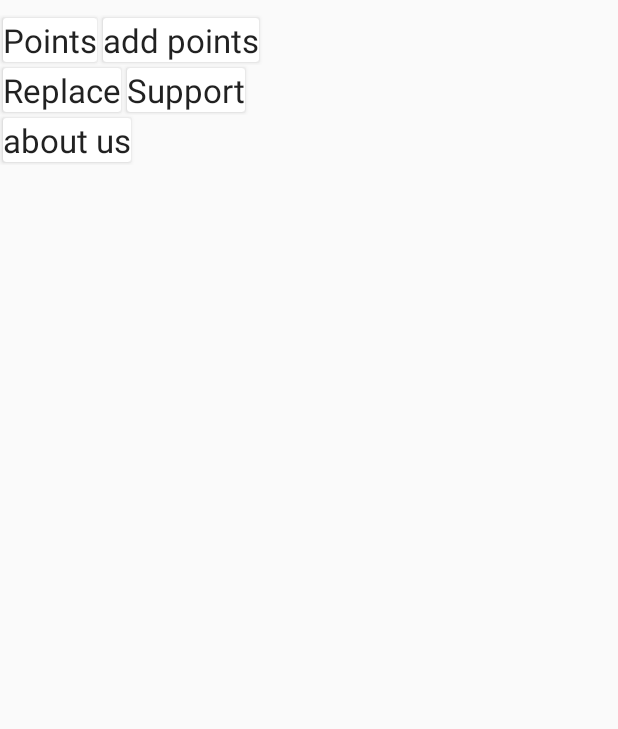
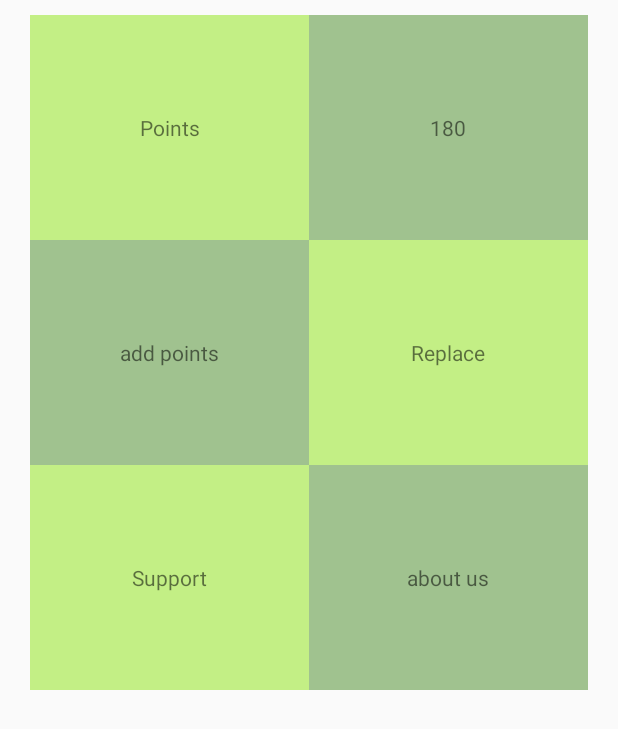
Before and after one commit to Ruqyai/GreenParadise, an Android app: the layout activity_main.xml on its own in the app's theme, with its tools: preview values and no code run, on a phone screen of 412 x 824 dp. Shown: the top 729 px of the screen. Run offline under Robolectric (Android 15) with nearby library versions, the phone set to English and light mode, and no system bars.

Commit message:
re-change main activty

```diff
--- a/app/src/main/AndroidManifest.xml
+++ b/app/src/main/AndroidManifest.xml
@@ -6,6 +6,10 @@
     <uses-permission android:name="android.permission.GET_ACCOUNTS" />
     <uses-permission android:name="android.permission.READ_PROFILE" />
     <uses-permission android:name="android.permission.READ_CONTACTS" />
+
+    <uses-permission android:name="android.permission.CAMERA" />
+    <uses-feature android:name="android.hardware.camera" />
+    <uses-feature android:name="android.hardware.camera.autofocus" />
 
     <!--
          The ACCESS_COARSE/FINE_LOCATION permissions are not required to use
@@ -24,6 +28,15 @@
         <activity
             android:name=".LoginActivity"
             android:label="@string/app_name">
+
+                       <intent-filter>
+                            <action android:name="android.intent.action.MAIN" />
+
+                            <category android:name="android.intent.category.LAUNCHER" />
+                        </intent-filter>
+
+                    </activity>
+                    <activity android:name=".MainActivity" >
         <!--
                        <intent-filter>
                            <action android:name="android.intent.action.MAIN" />
@@ -31,15 +44,6 @@
                            <category android:name="android.intent.category.LAUNCHER" />
                        </intent-filter>
         -->
-                    </activity>
-                    <activity android:name=".MainActivity" >
-
-               <intent-filter>
-                   <action android:name="android.intent.action.MAIN" />
-
-                   <category android:name="android.intent.category.LAUNCHER" />
-               </intent-filter>
-
         </activity>
            <activity
                android:name=".PartnerActivity"
@@ -65,7 +69,9 @@
         <activity
             android:name=".MapsActivity"
             android:label="@string/title_activity_maps" />
-        <activity android:name=".AddPointsActivity"></activity>
+        <activity android:name=".AddPointsActivity">
+
+        </activity>
     </application>
 
 </manifest>
--- a/app/src/main/java/com/green/www/greenparadise/MapsActivity.java
+++ b/app/src/main/java/com/green/www/greenparadise/MapsActivity.java
@@ -7,8 +7,12 @@ import com.google.android.gms.maps.CameraUpdateFactory;
 import com.google.android.gms.maps.GoogleMap;
 import com.google.android.gms.maps.OnMapReadyCallback;
 import com.google.android.gms.maps.SupportMapFragment;
+import com.google.android.gms.maps.model.BitmapDescriptorFactory;
 import com.google.android.gms.maps.model.LatLng;
+import com.google.android.gms.maps.model.Marker;
 import com.google.android.gms.maps.model.MarkerOptions;
+
+import java.util.ArrayList;
 
 public class MapsActivity extends FragmentActivity implements OnMapReadyCallback {
 
@@ -43,4 +47,27 @@ public class MapsActivity extends FragmentActivity implements OnMapReadyCallback
         mMap.addMarker(new MarkerOptions().position(sydney).title("Marker in Sydney"));
         mMap.moveCamera(CameraUpdateFactory.newLatLng(sydney));
     }
+
+
+/*
+    ArrayList<MarkerData> markersArray = new ArrayList<MarkerData>();
+
+for(int i = 0 ; i < markersArray.size() ; i++) {
+
+        createMarker(markersArray.get(i).getLatitude(), markersArray.get(i).getLongitude(), markersArray.get(i).getTitle(), markersArray.get(i).getSnippet(), markersArray.get(i).getIconResID());
+    }
+
+
+    protected Marker createMarker(double latitude, double longitude, String title, String snippet, int iconResID) {
+
+        return googleMap.addMarker(new MarkerOptions()
+                .position(new LatLng(latitude, longitude))
+                .anchor(0.5f, 0.5f)
+                .title(title)
+                .snippet(snippet)
+
+                .icon(BitmapDescriptorFactory.fromResource(iconResID)));
+    }
+*/
+
 }
--- a/app/src/main/res/layout/activity_main.xml
+++ b/app/src/main/res/layout/activity_main.xml
@@ -4,119 +4,71 @@
     xmlns:tools="http://schemas.android.com/tools"
     android:layout_width="match_parent"
     android:layout_height="match_parent"
+    android:layout_margin="10dp"
     tools:context="com.green.www.greenparadise.MainActivity">
-
-    <LinearLayout
-        android:layout_width="match_parent"
-        android:layout_height="match_parent"
-        android:orientation="vertical"
-        android:weightSum="2"
-        android:layout_marginTop="10dp">
-
-        <LinearLayout
+    <GridLayout
         android:layout_width="match_parent"
         android:layout_height="wrap_content"
-            android:orientation="horizontal"
-            android:layout_gravity="center"
-            android:weightSum="2">
-
-            <android.support.v7.widget.CardView
-                android:layout_width="wrap_content"
-                android:layout_height="wrap_content"
-                android:padding="5dp"
-                android:layout_margin="2dp"
-                android:background="@color/colorAccent">
+        android:layout_margin="10dp"
+        android:columnCount="2"
+        >
 
         <TextView
-                    android:layout_width="wrap_content"
-                    android:layout_height="wrap_content"
-                    android:textAppearance="?android:attr/textAppearanceLarge"
+
+            android:layout_width="0dp"
+            android:layout_height="150dp"
+            android:layout_columnWeight="1"
+            android:gravity="center"
+            android:layout_gravity="fill_horizontal"
+            android:background="@color/colorAccent"
             android:text="@string/points"
-                    android:id="@+id/points"/>
-
-            </android.support.v7.widget.CardView>
-            <android.support.v7.widget.CardView
-                android:layout_width="wrap_content"
-                android:layout_height="wrap_content"
-                android:background="@color/colorAccent"
-                android:layout_margin="2dp"
-                android:padding="5dp">
+            />
 
         <TextView
-                    android:layout_width="wrap_content"
-                    android:layout_height="wrap_content"
-                    android:textAppearance="?android:attr/textAppearanceLarge"
-                    android:text="@string/add_points"
-                    android:id="@+id/add_points"/>
-
-            </android.support.v7.widget.CardView>
-        </LinearLayout>
-
-        <LinearLayout
-            android:layout_width="match_parent"
-            android:layout_height="wrap_content"
-            android:orientation="horizontal"
-            android:layout_gravity="center"
-            android:weightSum="2">
-
-            <android.support.v7.widget.CardView
-                android:layout_width="wrap_content"
-                android:layout_height="wrap_content"
-                android:background="@color/colorAccent"
-                android:layout_margin="2dp"
-                android:padding="5dp">
+            android:layout_width="0dp"
+            android:layout_height="150dp"
+            android:layout_columnWeight="1"
+            android:gravity="center"
+            android:layout_gravity="fill_horizontal"
+            android:background="@color/colorBackground"
+            android:text="180" />
 
         <TextView
-                    android:layout_width="wrap_content"
-                    android:layout_height="wrap_content"
-                    android:textAppearance="?android:attr/textAppearanceLarge"
-                    android:text="@string/replace"
-                    android:id="@+id/replace"/>
-
-            </android.support.v7.widget.CardView>
-
-            <android.support.v7.widget.CardView
-                android:layout_width="wrap_content"
-                android:layout_height="wrap_content"
-                android:background="@color/colorAccent"
-                android:layout_margin="2dp"
-                android:padding="5dp">
+            android:layout_width="0dp"
+            android:layout_height="150dp"
+            android:layout_columnWeight="1"
+            android:gravity="center"
+            android:layout_gravity="fill_horizontal"
+            android:background="@color/colorBackground"
+            android:text="@string/add_points" />
 
         <TextView
-                    android:layout_width="wrap_content"
-                    android:layout_height="wrap_content"
-                    android:textAppearance="?android:attr/textAppearanceLarge"
-                    android:text="@string/support"
-                    android:id="@+id/support"/>
+            android:layout_width="0dp"
+            android:layout_height="150dp"
+            android:layout_columnWeight="1"
+            android:gravity="center"
+            android:layout_gravity="fill_horizontal"
+            android:background="@color/colorAccent"
+            android:text="@string/replace" />
+        <TextView
+            android:layout_width="0dp"
+            android:layout_height="150dp"
+            android:layout_columnWeight="1"
+            android:gravity="center"
+            android:layout_gravity="fill_horizontal"
+            android:background="@color/colorAccent"
+            android:text="@string/support" />
 
-            </android.support.v7.widget.CardView>
-        </LinearLayout>
+        <TextView
+            android:layout_width="0dp"
+            android:layout_height="150dp"
+            android:layout_columnWeight="1"
+            android:gravity="center"
+            android:layout_gravity="fill_horizontal"
+            android:background="@color/colorBackground"
+            android:text="@string/about_us" />
 
-        <LinearLayout
-            android:layout_width="match_parent"
-            android:layout_height="wrap_content"
-            android:orientation="horizontal"
-            android:layout_gravity="center"
-            android:weightSum="2">
+    </GridLayout>
 
 
-
-            <android.support.v7.widget.CardView
-                android:layout_width="wrap_content"
-                android:layout_height="wrap_content"
-                android:background="@color/colorAccent"
-                android:layout_margin="2dp"
-                android:padding="5dp">
-
-                <TextView
-                    android:layout_width="wrap_content"
-                    android:layout_height="wrap_content"
-                    android:textAppearance="?android:attr/textAppearanceLarge"
-                    android:text="@string/about_us"
-                    android:id="@+id/about_us"/>
-
-            </android.support.v7.widget.CardView>
-        </LinearLayout>
-    </LinearLayout>
-
 </android.support.constraint.ConstraintLayout>
--- a/app/src/main/res/layout/activity_partner.xml
+++ b/app/src/main/res/layout/activity_partner.xml
@@ -10,7 +10,7 @@
     android:paddingTop="@dimen/activity_vertical_margin"
     tools:context="com.green.www.greenparadise.PartnerActivity">
 
-    <!-- Login progress
+  Login progress
     <ProgressBar
         android:id="@+id/login_progress"
         style="?android:attr/progressBarStyleLarge"
@@ -18,7 +18,7 @@
         android:layout_height="wrap_content"
         android:layout_marginBottom="8dp"
         android:visibility="gone" />
-
+<!--
     <ScrollView
         android:id="@+id/login_form"
         android:layout_width="match_parent"
@@ -29,7 +29,12 @@
             android:layout_width="match_parent"
             android:layout_height="wrap_content"
             android:orientation="vertical">
-
+            <TextView
+                android:layout_width="wrap_content"
+                android:layout_height="wrap_content"
+                android:text="Tell us "
+                android:textColor="@color/colorPrimary"
+                android:id="@+id/replace"/>
             <EditText
                 android:layout_width="match_parent"
                 android:layout_height="wrap_content"
@@ -46,6 +51,12 @@
                 android:layout_marginTop="50dp">
 
             </LinearLayout>
+            <TextView
+                android:layout_width="wrap_content"
+                android:layout_height="wrap_content"
+                android:text="your contant informatin "
+                android:textColor="@color/colorPrimary"
+                android:id="@+id/replac4e"/>
             <EditText
                 android:layout_width="match_parent"
                 android:layout_height="wrap_content"
--- a/app/src/main/res/values/colors.xml
+++ b/app/src/main/res/values/colors.xml
@@ -3,4 +3,5 @@
     <color name="colorPrimary">#438820</color>
     <color name="colorPrimaryDark">#449f30</color>
     <color name="colorAccent">#c3ef85</color>
+    <color name="colorBackground">#7d438820</color>
 </resources>
--- a/app/src/main/res/values/strings.xml
+++ b/app/src/main/res/values/strings.xml
@@ -34,4 +34,5 @@
     <string name="replace">Replace</string>
     <string name="about_us">about us</string>
     <string name="support">Support</string>
+    <string name="_180">180</string>
 </resources>
```
Lines whose indentation alone changed are shown as unchanged.
